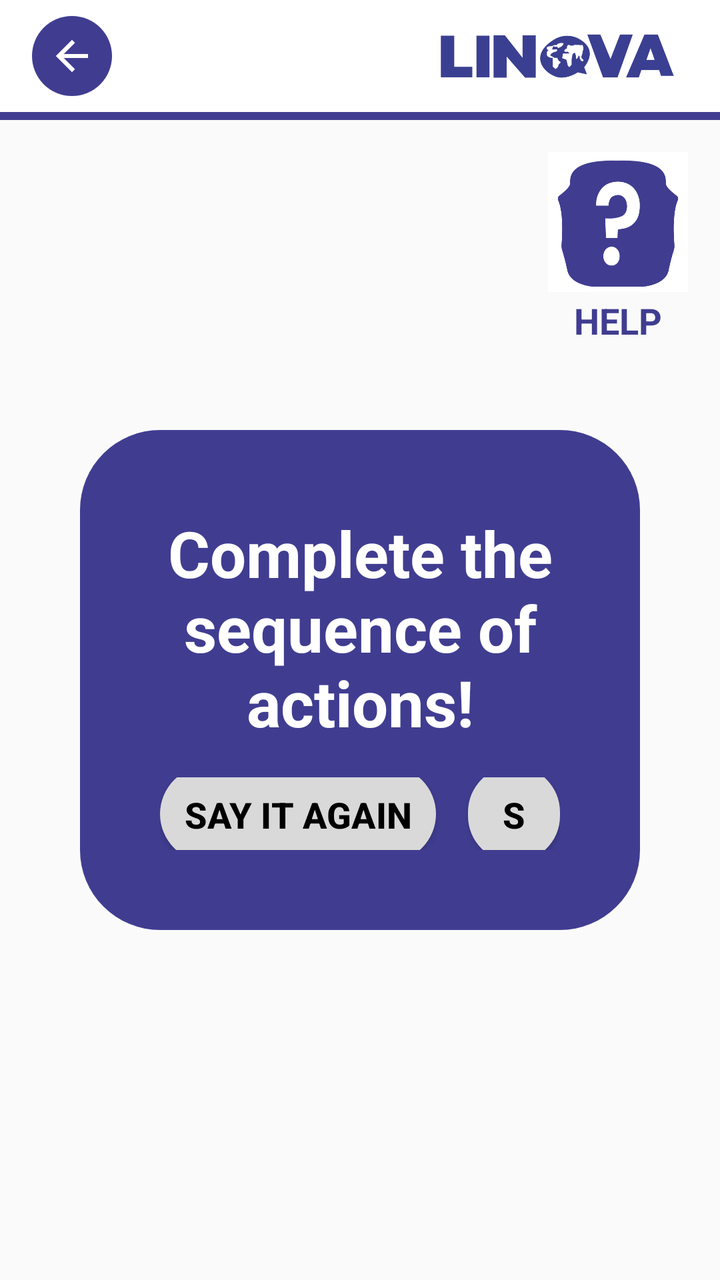
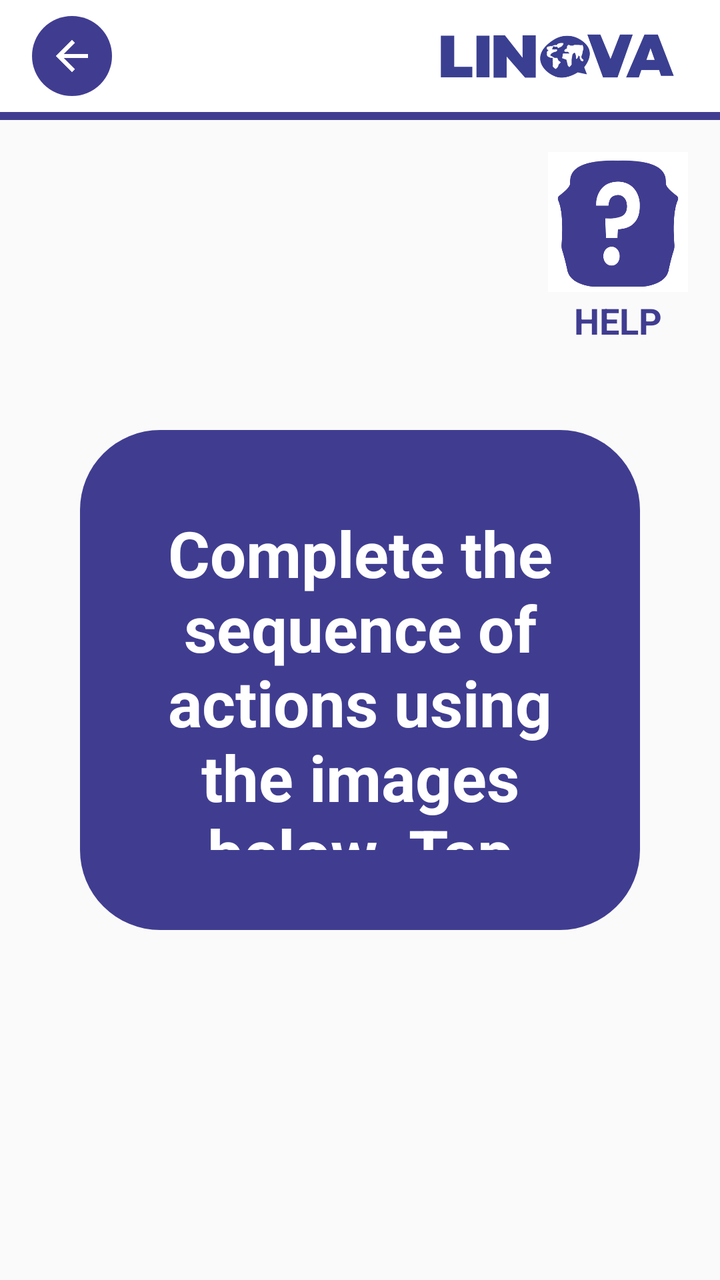

An Android layout rendered at two revisions. The XML below is the earlier revision; the diff shows what the commit changed to produce the second picture.
<!-- AndroidManifest.xml: application theme AppTheme -->
<!-- res/layout/activity_agenda.xml -->
<?xml version="1.0" encoding="utf-8"?>
<androidx.constraintlayout.widget.ConstraintLayout
    xmlns:android="http://schemas.android.com/apk/res/android"
    xmlns:app="http://schemas.android.com/apk/res-auto"
    xmlns:tools="http://schemas.android.com/tools"
    android:layout_width="match_parent"
    android:layout_height="match_parent"
    tools:context=".AgendaActivity">
    <include
        android:id="@+id/toolbar"
        layout="@layout/toolbar"/>

    <LinearLayout
        android:id="@+id/helpContainer"
        android:layout_width="wrap_content"
        android:layout_height="wrap_content"
        android:orientation="vertical"
        android:gravity="center"
        android:layout_margin="16dp"
        app:layout_constraintTop_toBottomOf="@id/toolbar"
        app:layout_constraintEnd_toEndOf="parent">

        <ImageButton
            android:id="@+id/btnHelp"
            android:layout_width="70dp"
            android:layout_height="70dp"
            android:src="@drawable/help"
            android:scaleType="fitXY"
            android:padding="0dp"
            android:contentDescription="Help"/>

        <TextView
            android:id="@+id/helpText"
            android:layout_width="wrap_content"
            android:layout_height="wrap_content"
            android:text="HELP"
            android:textStyle="bold"
            android:textSize="18sp"
            android:textColor="@color/colorPurple"
            android:layout_marginTop="2dp"/>

    </LinearLayout>

    <LinearLayout
        android:id="@+id/loadingBox"
        android:layout_width="0dp"
        app:layout_constraintTop_toTopOf="parent"
        app:layout_constraintBottom_toBottomOf="parent"
        android:layout_height="250dp"
        android:layout_marginStart="40dp"
        android:layout_marginEnd="40dp"
        android:layout_marginTop="40dp"
        android:padding="40dp"
        android:background="@drawable/bg_dialog_rounded"
        android:orientation="vertical"
        android:gravity="center"
        app:layout_constraintStart_toStartOf="parent"
        app:layout_constraintEnd_toEndOf="parent">

        <TextView
            android:id="@+id/instruction"
            android:layout_width="wrap_content"
            android:layout_height="wrap_content"
            android:text="Complete the sequence of actions!"
            android:textColor="@android:color/white"
            android:textStyle="bold"
            android:textSize="32sp"
            android:gravity="center"
            android:textAlignment="center"/>

        <LinearLayout
            android:layout_width="match_parent"
            android:layout_height="wrap_content"
            android:orientation="horizontal"
            android:gravity="center"
            android:paddingTop="16dp">

            <Button
                android:id="@+id/sayitagain"
                android:layout_height="48dp"
                android:layout_width="wrap_content"
                android:layout_marginEnd="8dp"
                android:text="SAY IT AGAIN"
                android:background="@drawable/btn_rounded_t"
                android:textColor="@color/colorBlack"
                android:textAllCaps="false"
                android:textStyle="bold"
                android:textSize="18sp"
                android:padding="12dp"/>

            <Button
                android:id="@+id/skip"
                android:layout_height="48dp"
                android:layout_width="wrap_content"
                android:layout_marginStart="8dp"
                android:text="SKIP"
                android:background="@drawable/btn_rounded_t"
                android:textColor="@color/colorBlack"
                android:textAllCaps="false"
                android:textStyle="bold"
                android:textSize="18sp"
                android:padding="12dp"/>

        </LinearLayout>


    </LinearLayout>

    
    <TextView
        android:id="@+id/titleText"
        android:layout_width="0dp"
        android:layout_height="wrap_content"
        android:text="Review what you did yesterday"
        android:textColor="@color/colorBlack"
        android:textSize="24sp"
        android:padding="10dp"
        android:visibility="invisible"
        app:layout_constraintTop_toBottomOf="@id/toolbar"
        app:layout_constraintStart_toStartOf="@id/toolbar"
        app:layout_constraintEnd_toEndOf="parent"/>


    
    
    <ImageButton
        android:id="@+id/reproducir"
        android:visibility="invisible"

        android:layout_width="120dp"
        android:layout_height="120dp"
        android:src="@drawable/play"
        android:scaleType="centerInside"
        android:background="?attr/selectableItemBackgroundBorderless"
        android:layout_margin="8dp"
        app:layout_constraintTop_toBottomOf="@id/toolbar"
        app:layout_constraintBottom_toTopOf="@id/dividerBottom"
        app:layout_constraintEnd_toStartOf="@id/endSpacer"
        app:layout_constraintEnd_toEndOf="parent"/>
    <TextView
        android:id="@+id/reproducirTexto"
        android:visibility="invisible"
        android:layout_width="wrap_content"
        android:layout_height="wrap_content"
        android:text="Play"
        android:textColor="@color/colorBlack"
        android:textSize="20sp"
        android:padding="10dp"
        app:layout_constraintTop_toBottomOf="@id/reproducir"
        app:layout_constraintEnd_toEndOf="@id/reproducir"
        app:layout_constraintStart_toStartOf="@id/reproducir"/>


    
    <FrameLayout
        android:id="@+id/recyclerContainer"
        android:layout_width="0dp"
        android:layout_height="180dp"
        app:layout_constraintTop_toBottomOf="@id/titleText"
        app:layout_constraintStart_toStartOf="parent"
        app:layout_constraintEnd_toStartOf="@id/dividerVertical"
        app:layout_constraintBottom_toTopOf="@id/dividerBottom">

        
        <androidx.recyclerview.widget.RecyclerView
            android:id="@+id/recyclerView"
            android:visibility="invisible"

            android:clipToPadding="false"
            android:paddingBottom="16dp"
            android:layout_width="match_parent"
            android:layout_height="match_parent" />


    </FrameLayout>
    
    <View
        android:id="@+id/dividerBottom"
        android:visibility="invisible"
        android:layout_width="0dp"
        android:layout_height="14dp"
        android:background="@color/colorPurple"
        android:layout_marginTop="20dp"
        app:layout_constraintTop_toBottomOf="@id/recyclerContainer"
        app:layout_constraintStart_toStartOf="parent"
        app:layout_constraintEnd_toEndOf="parent"/>

    
    <View
        android:id="@+id/dividerVertical"
        android:visibility="invisible"
        android:layout_width="4dp"
        android:layout_height="0dp"
        android:background="@color/colorPurple"
        android:layout_marginEnd="24dp"
        app:layout_constraintTop_toBottomOf="@id/toolbar"
        app:layout_constraintBottom_toBottomOf="@id/dividerBottom"
        app:layout_constraintEnd_toStartOf="@id/rightSpacer"/>

    <View
        android:id="@+id/rightSpacer"
        android:layout_width="20dp"
        android:layout_height="0dp"
        app:layout_constraintTop_toBottomOf="@id/toolbar"
        app:layout_constraintBottom_toBottomOf="@id/dividerBottom"
        app:layout_constraintEnd_toStartOf="@id/reproducir"/>
    <View
        android:id="@+id/endSpacer"
        android:layout_width="30dp"
        android:layout_height="0dp"
        app:layout_constraintTop_toBottomOf="@id/toolbar"
        app:layout_constraintBottom_toBottomOf="@id/dividerBottom"
        app:layout_constraintEnd_toEndOf="parent"/>


    
    <ScrollView
        android:id="@+id/scrollPictogramas"
        android:layout_width="match_parent"
        android:layout_height="0dp"
        android:fillViewport="true"
        android:visibility="invisible"
        app:layout_constraintTop_toBottomOf="@id/dividerBottom"
        app:layout_constraintBottom_toBottomOf="parent"
        app:layout_constraintStart_toStartOf="parent"
        app:layout_constraintEnd_toEndOf="parent">

        <GridLayout
            android:id="@+id/pictogramasLayout"
            android:layout_width="match_parent"
            android:layout_height="wrap_content"
            android:columnCount="9"
            android:alignmentMode="alignBounds"
            android:gravity="center"
            android:useDefaultMargins="true"
            android:padding="20dp"/>

    </ScrollView>    
    <LinearLayout
        android:id="@+id/containerLayout"
        android:layout_width="match_parent"
        android:layout_height="wrap_content"
        android:orientation="vertical"
        android:padding="16dp"
        android:visibility="gone"
        app:layout_constraintBottom_toBottomOf="parent"/>

</androidx.constraintlayout.widget.ConstraintLayout>
<!-- res/layout/toolbar.xml (included above) -->
<?xml version="1.0" encoding="utf-8"?>
<com.google.android.material.appbar.AppBarLayout
    xmlns:android="http://schemas.android.com/apk/res/android"
    android:layout_width="match_parent"
    android:layout_height="wrap_content"
    android:background="@android:color/white"
    android:elevation="0dp"
    android:stateListAnimator="@null">

    <androidx.appcompat.widget.Toolbar
        android:id="@+id/toolbar"
        android:layout_width="match_parent"
        android:layout_height="?attr/actionBarSize"
        android:background="@android:color/white">

        
        <ImageButton
            android:id="@+id/btnBack"
            android:layout_width="40dp"
            android:layout_height="40dp"
            android:layout_gravity="start|center_vertical"
            android:layout_marginStart="12dp"
            android:background="@drawable/arrow_button"
            android:padding="8dp"
            android:src="@drawable/baseline_arrow_back_24"
            android:contentDescription="Volver"/>

        
        <ImageView
            android:id="@+id/imgRight"
            android:layout_width="120dp"
            android:layout_height="40dp"
            android:layout_gravity="end|center_vertical"
            android:layout_marginEnd="22dp"
            android:src="@drawable/logo"/>

    </androidx.appcompat.widget.Toolbar>

    
    <View
        android:layout_width="match_parent"
        android:layout_height="4dp"
        android:background="@color/colorPurple"/>

</com.google.android.material.appbar.AppBarLayout>
<!-- resources referenced by this layout -->
<resources>
  <color name="colorBlack">#000000</color>
  <color name="colorPurple">#403D91</color>
  <!-- drawable arrow_button (drawable) -->
  <layer-list xmlns:android="http://schemas.android.com/apk/res/android">
  
      
      <item>
          <shape android:shape="oval">
              <size
                  android:width="40dp"
                  android:height="40dp"/>
              <solid android:color="@color/colorPurple"/>
          </shape>
      </item>
  
      
      <item
          android:drawable="@drawable/baseline_arrow_back_24"
          android:gravity="center"/>
  </layer-list>
  <!-- drawable baseline_arrow_back_24 (drawable) -->
  <vector xmlns:android="http://schemas.android.com/apk/res/android" android:autoMirrored="true" android:height="24dp" android:tint="#FFFFFF" android:viewportHeight="24" android:viewportWidth="24" android:width="24dp">
        
      <path android:fillColor="@android:color/white" android:pathData="M20,11H7.83l5.59,-5.59L12,4l-8,8 8,8 1.41,-1.41L7.83,13H20v-2z"/>
      
  </vector>
  <!-- drawable bg_dialog_rounded (drawable) -->
  <?xml version="1.0" encoding="utf-8"?>
  <shape xmlns:android="http://schemas.android.com/apk/res/android">
  
      <solid android:color="@color/colorPurple"/>
  
      <corners android:radius="40dp"/>
  
  </shape>
  <!-- drawable btn_rounded_t (drawable) -->
  <?xml version="1.0" encoding="utf-8"?>
  <shape xmlns:android="http://schemas.android.com/apk/res/android">
  
      <solid android:color="#D9D9D9"/>
  
      <corners android:radius="30dp"/>
  
  </shape>
  <!-- drawable help: png bitmap (drawable, 11131 bytes) -->
  <!-- drawable logo: png bitmap (drawable, 20298 bytes) -->
  <!-- drawable play: png bitmap (drawable, 18593 bytes) -->
  <style name="AppTheme" parent="Theme.AppCompat.Light.NoActionBar">
  
      </style>
</resources>

<!-- the commit's change to res/layout/activity_agenda.xml (unified diff, before → after) -->
@@ -61,7 +61,7 @@
             android:id="@+id/instruction"
             android:layout_width="wrap_content"
             android:layout_height="wrap_content"
-            android:text="Complete the sequence of actions!"
+            android:text="Complete the sequence of actions using the images below. Tap the button HELP if you don't understand it."
             android:textColor="@android:color/white"
             android:textStyle="bold"
             android:textSize="32sp"
@@ -93,7 +93,7 @@
                 android:layout_height="48dp"
                 android:layout_width="wrap_content"
                 android:layout_marginStart="8dp"
-                android:text="SKIP"
+                android:text="START"
                 android:background="@drawable/btn_rounded_t"
                 android:textColor="@color/colorBlack"
                 android:textAllCaps="false"
